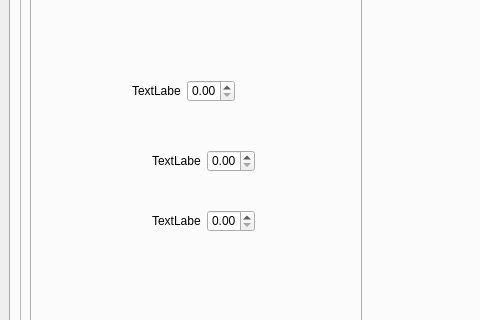
Above: SimpleView/main.ui from mfitzp/toolz before the change; both pictures show x 0 to 480 and y 320 to 640 of the 910 by 765 pixel window. Below: the same form after it.
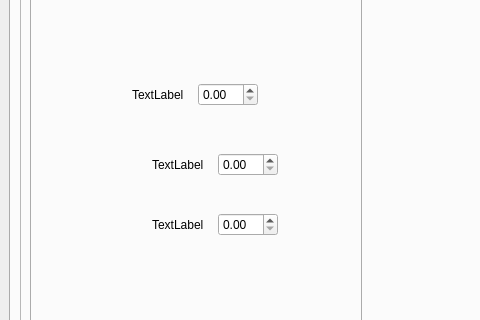
That is the form after the change. The open tabs and pages were chosen to show the change. Icons and pictures are not drawn. Custom widgets are drawn as their Qt base class.

The edit to the form file:
```diff
--- a/SimpleView/main.ui
+++ b/SimpleView/main.ui
@@ -994,13 +994,13 @@
                   <attribute name="title" >
                    <string>High Res.</string>
                   </attribute>
-                  <widget class="QWidget" name="layoutWidget_3" >
-                   <property name="geometry" >
+                  <widget class="QWidget" name="layoutWidget_3">
+                   <property name="geometry">
                     <rect>
                      <x>120</x>
                      <y>200</y>
-                     <width>103</width>
-                     <height>22</height>
+                     <width>126</width>
+                     <height>30</height>
                     </rect>
                    </property>
                    <layout class="QHBoxLayout" name="horizontalLayout_6" >
@@ -1016,13 +1016,13 @@
                     </item>
                    </layout>
                   </widget>
-                  <widget class="QWidget" name="layoutWidget_4" >
-                   <property name="geometry" >
+                  <widget class="QWidget" name="layoutWidget_4">
+                   <property name="geometry">
                     <rect>
                      <x>120</x>
                      <y>260</y>
-                     <width>103</width>
-                     <height>22</height>
+                     <width>126</width>
+                     <height>30</height>
                     </rect>
                    </property>
                    <layout class="QHBoxLayout" name="horizontalLayout_7" >
@@ -1038,16 +1038,16 @@
                     </item>
                    </layout>
                   </widget>
-                  <widget class="QWidget" name="" >
-                   <property name="geometry" >
+                  <widget class="QWidget" name="layoutWidget">
+                   <property name="geometry">
                     <rect>
                      <x>100</x>
                      <y>130</y>
-                     <width>103</width>
-                     <height>22</height>
+                     <width>126</width>
+                     <height>30</height>
                     </rect>
                    </property>
-                   <layout class="QHBoxLayout" name="horizontalLayout_5" >
+                   <layout class="QHBoxLayout" name="horizontalLayout_5">
                     <item>
                      <widget class="QLabel" name="label_31" >
                       <property name="text" >
@@ -1739,8 +1739,8 @@
           <property name="orientation" >
            <enum>Qt::Horizontal</enum>
           </property>
-          <widget class="QWidget" name="layoutWidget" >
-           <layout class="QVBoxLayout" >
+          <widget class="QWidget" name="layoutWidget">
+           <layout class="QVBoxLayout">
             <item>
              <layout class="QVBoxLayout" >
               <item>
```
Left out of the diff: 1491 changed lines with no effect on the pictures.
